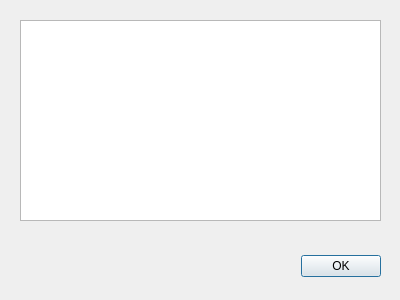
This is warnings.ui in THND19-22/AI-Cheating-Denfender as Qt 5 draws it before an edit. The edited form follows.
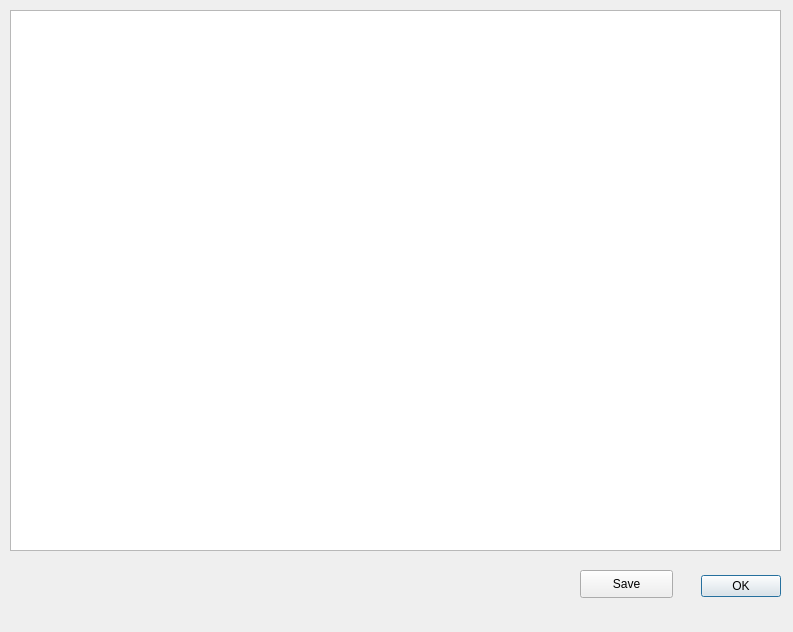
This is the edited form.

Commit message: Add warnings logging

```diff
--- a/warnings.ui
+++ b/warnings.ui
@@ -6,8 +6,8 @@
    <rect>
     <x>0</x>
     <y>0</y>
-    <width>400</width>
-    <height>300</height>
+    <width>793</width>
+    <height>632</height>
    </rect>
   </property>
   <property name="windowTitle">
@@ -16,8 +16,8 @@
   <widget class="QDialogButtonBox" name="Confirm_Button">
    <property name="geometry">
     <rect>
-     <x>40</x>
-     <y>250</y>
+     <x>440</x>
+     <y>570</y>
      <width>341</width>
      <height>32</height>
     </rect>
@@ -32,10 +32,10 @@
   <widget class="QListWidget" name="Warnings_List">
    <property name="geometry">
     <rect>
-     <x>20</x>
-     <y>20</y>
-     <width>361</width>
-     <height>201</height>
+     <x>10</x>
+     <y>10</y>
+     <width>771</width>
+     <height>541</height>
     </rect>
    </property>
    <property name="font">
@@ -46,6 +46,19 @@
     </font>
    </property>
   </widget>
+  <widget class="QPushButton" name="Save_Warnings">
+   <property name="geometry">
+    <rect>
+     <x>580</x>
+     <y>570</y>
+     <width>93</width>
+     <height>28</height>
+    </rect>
+   </property>
+   <property name="text">
+    <string>Save</string>
+   </property>
+  </widget>
  </widget>
  <resources/>
  <connections>
```
The commit also changes 1 other file.
